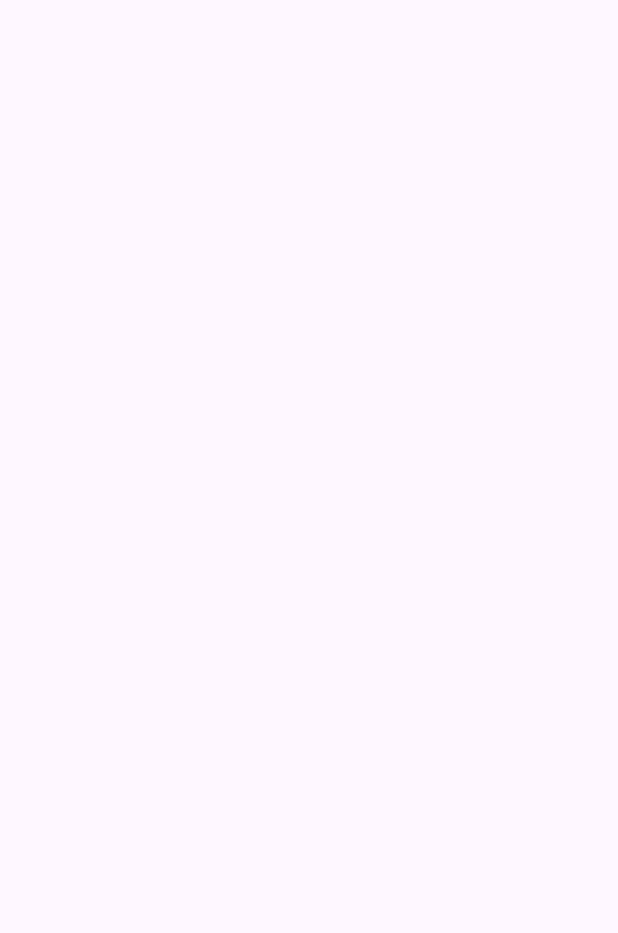
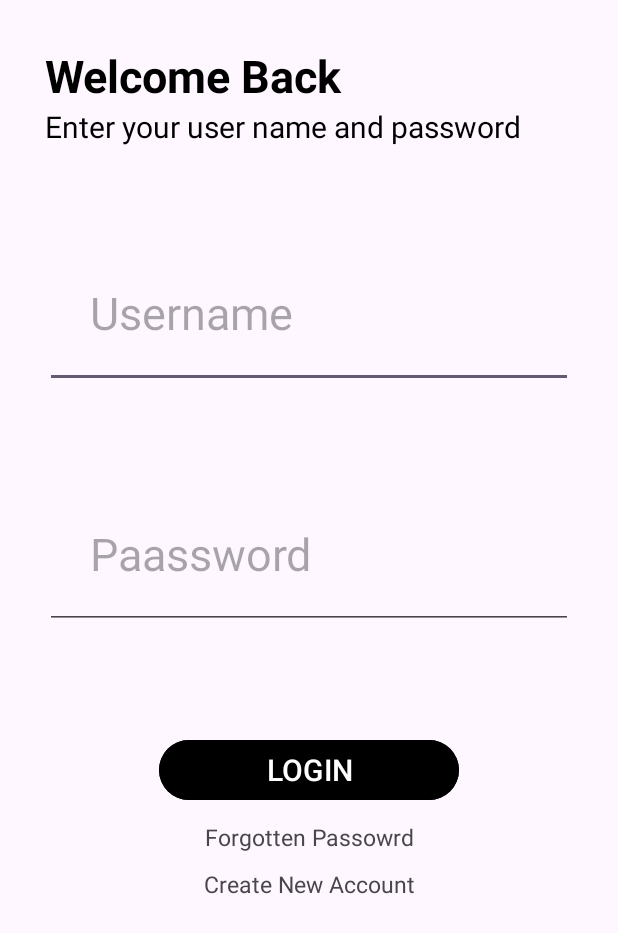
Before and after one commit to ANTONINEUTRON/WomenTechstersFirstApp_TutorsVersion, an Android app: the LoginActivity screen opened directly, with no data from a screen before it, on a phone screen of 412 x 824 dp. Before the commit the part shown is empty. Shown: the top 933 px of the screen. Run offline under Robolectric (Android 15) with nearby library versions, the phone set to English and light mode, and no system bars.

Commit message:
Features for 20th November Implemented

```diff
--- a/app/src/main/java/com/wtm/womentechstersfirstapp/MainActivity.kt
+++ b/app/src/main/java/com/wtm/womentechstersfirstapp/MainActivity.kt
@@ -1,13 +1,24 @@
 package com.wtm.womentechstersfirstapp
 
+import android.content.Intent
 import androidx.appcompat.app.AppCompatActivity
 import android.os.Bundle
+import android.widget.Button
 
 class MainActivity : AppCompatActivity() {
     override fun onCreate(savedInstanceState: Bundle?) {
         super.onCreate(savedInstanceState)
         setContentView(R.layout.activity_main)
 
-//        var jnBtn: Button = findViewById(R.id.joinNowButton)
+        //Access the button on our UI
+        val joinButton: Button = findViewById(R.id.joinNowButton)
+
+        //Set a listener to the button
+        joinButton.setOnClickListener{
+            //Navigate user to LoginActivity
+            val intent = Intent(this, LoginActivity::class.java)
+
+            startActivity(intent)
+        }
     }
 }
--- a/app/src/main/res/layout/activity_login.xml
+++ b/app/src/main/res/layout/activity_login.xml
@@ -1,9 +1,98 @@
 <?xml version="1.0" encoding="utf-8"?>
-<androidx.constraintlayout.widget.ConstraintLayout xmlns:android="http://schemas.android.com/apk/res/android"
+<androidx.constraintlayout.widget.ConstraintLayout
+    xmlns:android="http://schemas.android.com/apk/res/android"
     xmlns:app="http://schemas.android.com/apk/res-auto"
     xmlns:tools="http://schemas.android.com/tools"
     android:layout_width="match_parent"
     android:layout_height="match_parent"
+    android:padding="30dp"
     tools:context=".LoginActivity">
 
+
+    <TextView
+        android:id="@+id/welcome"
+        android:layout_width="match_parent"
+        android:layout_height="wrap_content"
+        android:text="Welcome Back"
+        android:textSize="30sp"
+        android:textColor="@color/black"
+        android:textStyle="bold"
+        app:layout_constraintStart_toStartOf="parent"
+        app:layout_constraintTop_toTopOf="parent"
+        app:layout_constraintTop_toBottomOf="parent"/>
+
+    <TextView
+        android:id="@+id/enter"
+        android:layout_width="match_parent"
+        android:layout_height="wrap_content"
+        android:text="Enter your user name and password"
+        android:textSize="20sp"
+        android:textColor="@color/black"
+        app:layout_constraintStart_toStartOf="parent"
+        app:layout_constraintEnd_toEndOf="parent"
+        app:layout_constraintTop_toBottomOf="@+id/welcome"/>
+
+    <EditText
+        android:id="@+id/username"
+        android:layout_width="match_parent"
+        android:layout_height="wrap_content"
+        android:hint="Username"
+        android:inputType="textPersonName"
+        android:layout_marginTop="60dp"
+        android:padding="30dp"
+        android:textSize="30sp"
+        app:layout_constraintStart_toStartOf="parent"
+        app:layout_constraintEnd_toEndOf="parent"
+        app:layout_constraintTop_toBottomOf="@+id/enter"/>
+
+    <EditText
+        android:id="@+id/password"
+        android:layout_width="match_parent"
+        android:layout_height="wrap_content"
+        android:hint="Paassword"
+        android:inputType="textPassword"
+        android:layout_marginTop="60dp"
+        android:padding="30dp"
+        android:textSize="30sp"
+        app:layout_constraintStart_toStartOf="parent"
+        app:layout_constraintEnd_toEndOf="parent"
+        app:layout_constraintTop_toBottomOf="@id/username"/>
+
+    <Button
+        android:id="@+id/button"
+        android:layout_width="200dp"
+        android:layout_height="wrap_content"
+        android:layout_marginTop="20dp"
+        android:backgroundTint="@color/black"
+        android:text="LOGIN"
+        android:textColor="@color/white"
+        android:layout_margin="70dp"
+        android:textSize="20sp"
+        app:layout_constraintEnd_toEndOf="parent"
+        app:layout_constraintStart_toStartOf="parent"
+        app:layout_constraintTop_toBottomOf="@+id/password" />
+
+    <TextView
+        android:id="@+id/forgottenPassword"
+        android:layout_width="match_parent"
+        android:layout_height="wrap_content"
+        android:text="Forgotten Passowrd"
+        android:textSize="15sp"
+        android:textAlignment="center"
+        android:layout_margin="10dp"
+        app:layout_constraintStart_toStartOf="parent"
+        app:layout_constraintEnd_toEndOf="parent"
+        app:layout_constraintTop_toBottomOf="@id/button"/>
+
+    <TextView
+        android:layout_width="match_parent"
+        android:layout_height="wrap_content"
+        android:text="Create New Account"
+        android:textSize="15sp"
+        android:textAlignment="center"
+        android:layout_margin="10dp"
+        app:layout_constraintStart_toStartOf="parent"
+        app:layout_constraintEnd_toEndOf="parent"
+        app:layout_constraintTop_toBottomOf="@id/forgottenPassword"/>
+
 </androidx.constraintlayout.widget.ConstraintLayout>
--- a/app/src/main/res/layout/activity_main.xml
+++ b/app/src/main/res/layout/activity_main.xml
@@ -5,6 +5,7 @@
     android:layout_width="match_parent"
     android:layout_height="match_parent"
     android:padding="20dp"
+    android:background="@drawable/union_bg"
     tools:context=".MainActivity">
 
     <ImageView
@@ -45,12 +46,14 @@
         app:layout_constraintTop_toBottomOf="@id/startedText"/>
 
     <Button
+        android:id="@+id/joinNowButton"
         android:layout_width="wrap_content"
         android:layout_height="wrap_content"
         android:text="JOIN NOW"
         android:textColor="#ffffff"
         android:textSize="36dp"
         android:textStyle="normal"
+        android:backgroundTint="#000"
         app:layout_constraintEnd_toEndOf="parent"
         app:layout_constraintStart_toStartOf="parent"
         app:layout_constraintBottom_toBottomOf="parent"/>
```
